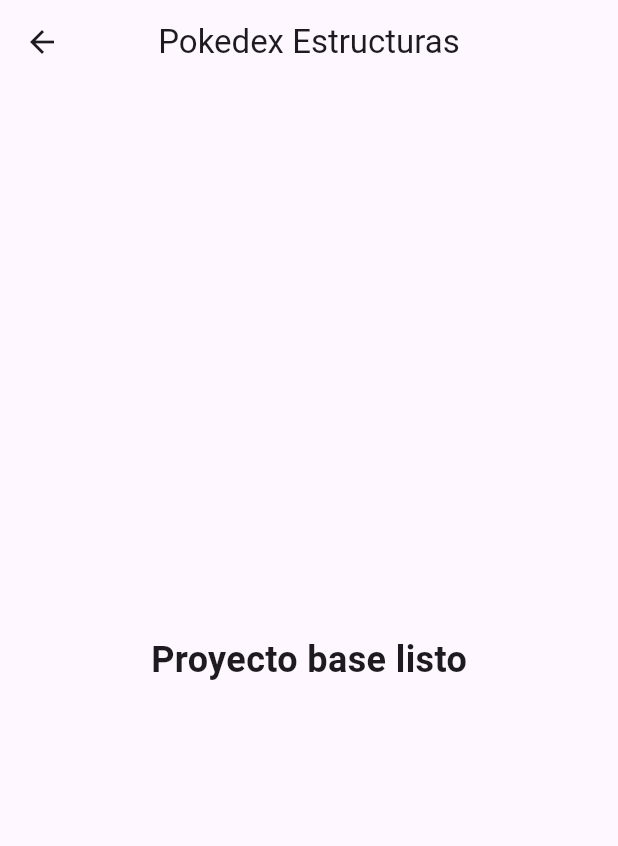
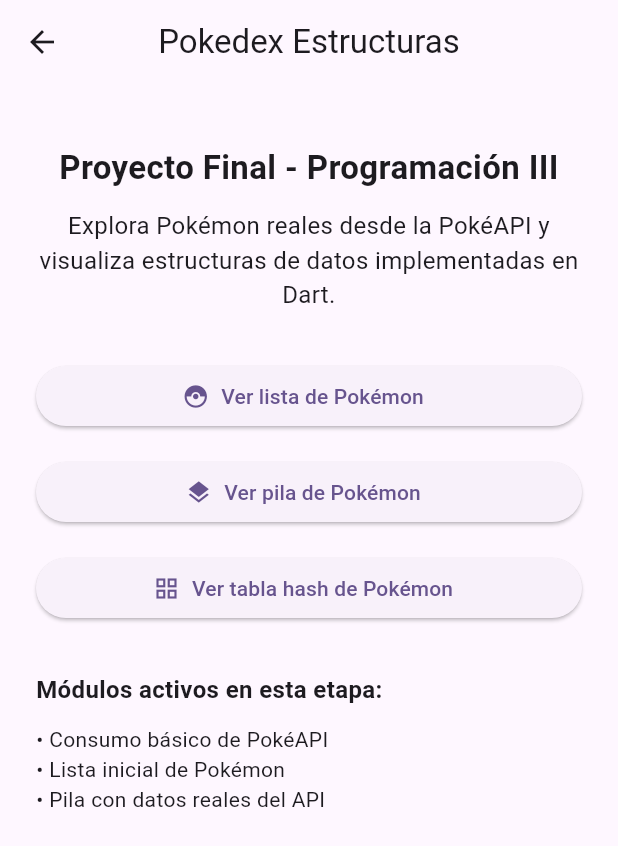
Before and after one commit to DanielLeivaUMG/proyecto-final-progra3, a Flutter app: the PantallaInicio screen opened directly, on a phone screen of 412 x 824 dp. Shown: the top 846 px of the screen. Run offline on Flutter 3.47's test engine with Material 3 defaults, Android fonts, the phone set to English and light mode, and no system bars; network calls fail.

Commit message:
[INT4][E1] crear tabla hash pokemon con busqueda por nombre

```diff
--- /dev/null
+++ b/lib/dominio/estructuras/tabla_hash_pokemon.dart
@@ -0,0 +1,33 @@
+import 'package:proyecto_final_progra3/datos/modelos/modelo_pokemon.dart';
+
+class TablaHashPokemon {
+  final Map<String, Pokemon> _tabla = <String, Pokemon>{};
+
+  void insertar(Pokemon pokemon) {
+    _tabla[pokemon.nombre.toLowerCase()] = pokemon;
+  }
+
+  Pokemon? buscarPorNombre(String nombre) {
+    return _tabla[nombre.toLowerCase()];
+  }
+
+  void eliminar(String nombre) {
+    _tabla.remove(nombre.toLowerCase());
+  }
+
+  bool contiene(String nombre) {
+    return _tabla.containsKey(nombre.toLowerCase());
+  }
+
+  int cantidad() {
+    return _tabla.length;
+  }
+
+  List<Pokemon> obtenerTodos() {
+    return _tabla.values.toList();
+  }
+
+  List<String> obtenerClaves() {
+    return _tabla.keys.toList();
+  }
+}
--- a/lib/presentacion/pantallas/pantalla_inicio.dart
+++ b/lib/presentacion/pantallas/pantalla_inicio.dart
@@ -1,4 +1,7 @@
 import 'package:flutter/material.dart';
+import 'package:proyecto_final_progra3/presentacion/pantallas/pantalla_lista_pokemon.dart';
+import 'package:proyecto_final_progra3/presentacion/pantallas/pantalla_pila_pokemon.dart';
+import 'package:proyecto_final_progra3/presentacion/pantallas/pantalla_tabla_hash_pokemon.dart';
 
 class PantallaInicio extends StatelessWidget {
   const PantallaInicio({super.key});
@@ -10,13 +13,78 @@
         title: const Text('Pokedex Estructuras'),
         centerTitle: true,
       ),
-      body: const Center(
-        child: Text(
-          'Proyecto base listo',
-          style: TextStyle(
-            fontSize: 24,
-            fontWeight: FontWeight.bold,
-          ),
+      body: Padding(
+        padding: const EdgeInsets.all(24),
+        child: Column(
+          crossAxisAlignment: CrossAxisAlignment.stretch,
+          children: [
+            const SizedBox(height: 16),
+            const Text(
+              'Proyecto Final - Programación III',
+              textAlign: TextAlign.center,
+              style: TextStyle(
+                fontSize: 22,
+                fontWeight: FontWeight.bold,
+              ),
+            ),
+            const SizedBox(height: 12),
+            const Text(
+              'Explora Pokémon reales desde la PokéAPI y visualiza estructuras de datos implementadas en Dart.',
+              textAlign: TextAlign.center,
+              style: TextStyle(fontSize: 16),
+            ),
+            const SizedBox(height: 32),
+            ElevatedButton.icon(
+              onPressed: () {
+                Navigator.push(
+                  context,
+                  MaterialPageRoute(
+                    builder: (context) => const PantallaListaPokemon(),
+                  ),
+                );
+              },
+              icon: const Icon(Icons.catching_pokemon),
+              label: const Text('Ver lista de Pokémon'),
+            ),
+            const SizedBox(height: 16),
+            ElevatedButton.icon(
+              onPressed: () {
+                Navigator.push(
+                  context,
+                  MaterialPageRoute(
+                    builder: (context) => const PantallaPilaPokemon(),
+                  ),
+                );
+              },
+              icon: const Icon(Icons.layers),
+              label: const Text('Ver pila de Pokémon'),
+            ),
+            const SizedBox(height: 16),
+            ElevatedButton.icon(
+              onPressed: () {
+                Navigator.push(
+                  context,
+                  MaterialPageRoute(
+                    builder: (context) => const PantallaTablaHashPokemon(),
+                  ),
+                );
+              },
+              icon: const Icon(Icons.grid_view),
+              label: const Text('Ver tabla hash de Pokémon'),
+            ),
+            const SizedBox(height: 32),
+            const Text(
+              'Módulos activos en esta etapa:',
+              style: TextStyle(
+                fontSize: 16,
+                fontWeight: FontWeight.bold,
+              ),
+            ),
+            const SizedBox(height: 12),
+            const Text('• Consumo básico de PokéAPI'),
+            const Text('• Lista inicial de Pokémon'),
+            const Text('• Pila con datos reales del API'),
+          ],
         ),
       ),
     );
```
Also changed, not shown: lib/presentacion/pantallas/pantalla_tabla_hash_pokemon.dart (added, +147 -0 lines).
